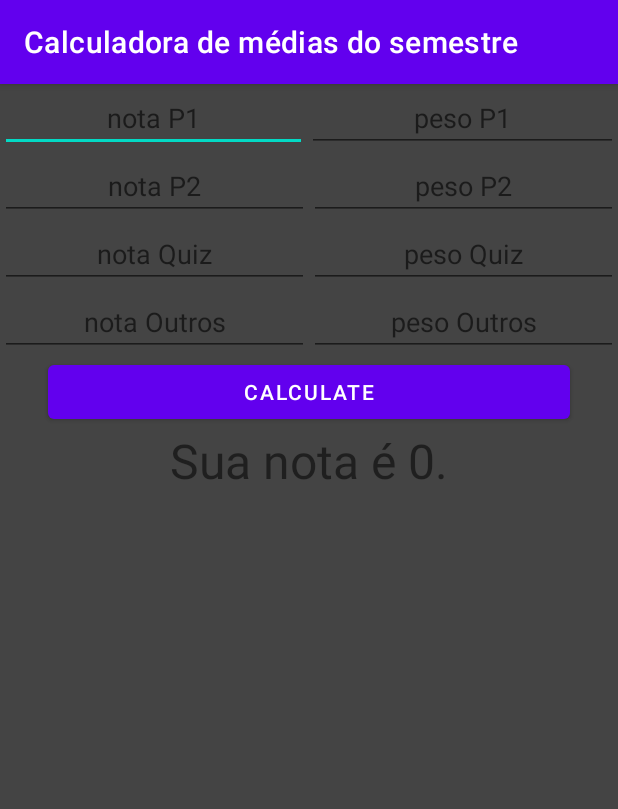
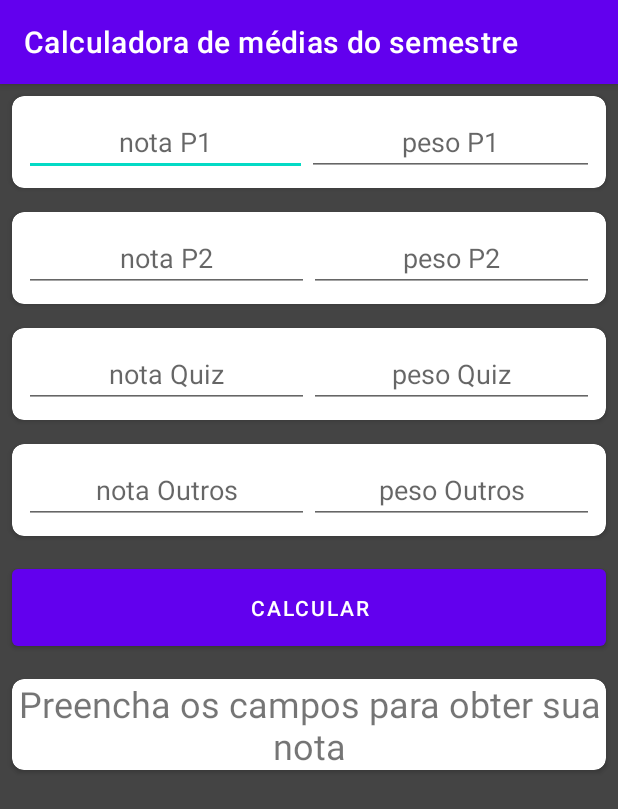
Before and after one commit to NatanDuarte/GradeCalc, an Android app: the screen it shows after launch (MainActivity), on a phone screen of 412 x 824 dp. Shown: the top 809 px of the screen. Run offline under Robolectric (Android 15) with nearby library versions, the phone set to English and light mode, and no system bars.

Commit message:
activity_main layout redesign

```diff
--- a/app/src/main/res/layout/activity_main.xml
+++ b/app/src/main/res/layout/activity_main.xml
@@ -1,16 +1,23 @@
 <?xml version="1.0" encoding="utf-8"?>
 <LinearLayout xmlns:android="http://schemas.android.com/apk/res/android"
+    xmlns:app="http://schemas.android.com/apk/res-auto"
     xmlns:tools="http://schemas.android.com/tools"
     android:layout_width="match_parent"
     android:layout_height="match_parent"
+    android:background="#444444"
     android:orientation="vertical"
-    tools:context=".MainActivity"
-    android:background="#444444">
+    tools:context=".MainActivity">
 
-    <LinearLayout
+    <androidx.cardview.widget.CardView
         android:layout_width="match_parent"
         android:layout_height="wrap_content"
-        android:orientation="horizontal">
+        android:layout_margin="8dp"
+        app:cardCornerRadius="8dp">
+
+        <androidx.appcompat.widget.LinearLayoutCompat
+            android:layout_width="match_parent"
+            android:layout_height="wrap_content"
+            android:padding="8dp">
 
             <EditText
                 android:id="@+id/activity_main_exam_1_grade"
@@ -31,12 +38,19 @@
                 android:importantForAutofill="no"
                 android:inputType="numberDecimal"
                 android:textAlignment="center" />
-    </LinearLayout>
+        </androidx.appcompat.widget.LinearLayoutCompat>
+    </androidx.cardview.widget.CardView>
 
-    <LinearLayout
+    <androidx.cardview.widget.CardView
         android:layout_width="match_parent"
         android:layout_height="wrap_content"
-        android:orientation="horizontal">
+        android:layout_margin="8dp"
+        app:cardCornerRadius="8dp">
+
+        <androidx.appcompat.widget.LinearLayoutCompat
+            android:layout_width="match_parent"
+            android:layout_height="wrap_content"
+            android:padding="8dp">
 
             <EditText
                 android:id="@+id/activity_main_exam_2_grade"
@@ -57,12 +71,20 @@
                 android:importantForAutofill="no"
                 android:inputType="numberDecimal"
                 android:textAlignment="center" />
-    </LinearLayout>
+        </androidx.appcompat.widget.LinearLayoutCompat>
+    </androidx.cardview.widget.CardView>
 
-    <LinearLayout
+    <androidx.cardview.widget.CardView
         android:layout_width="match_parent"
         android:layout_height="wrap_content"
-        android:orientation="horizontal">
+        android:layout_margin="8dp"
+        app:cardCornerRadius="8dp">
+
+        <androidx.appcompat.widget.LinearLayoutCompat
+            android:layout_width="match_parent"
+            android:layout_height="wrap_content"
+            android:orientation="horizontal"
+            android:padding="8dp">
 
             <EditText
                 android:id="@+id/activity_main_quiz_grade"
@@ -83,12 +105,20 @@
                 android:importantForAutofill="no"
                 android:inputType="numberDecimal"
                 android:textAlignment="center" />
-    </LinearLayout>
+        </androidx.appcompat.widget.LinearLayoutCompat>
+    </androidx.cardview.widget.CardView>
 
-    <LinearLayout
+    <androidx.cardview.widget.CardView
         android:layout_width="match_parent"
         android:layout_height="wrap_content"
-        android:orientation="horizontal">
+        android:layout_margin="8dp"
+        app:cardCornerRadius="8dp">
+
+        <androidx.appcompat.widget.LinearLayoutCompat
+            android:layout_width="match_parent"
+            android:layout_height="wrap_content"
+            android:orientation="horizontal"
+            android:padding="8dp">
 
             <EditText
                 android:id="@+id/activity_main_others_grade"
@@ -109,25 +139,33 @@
                 android:importantForAutofill="no"
                 android:inputType="numberDecimal"
                 android:textAlignment="center" />
-    </LinearLayout>
+        </androidx.appcompat.widget.LinearLayoutCompat>
+    </androidx.cardview.widget.CardView>
 
     <Button
         android:id="@+id/activity_main_button_calculate"
         android:layout_width="match_parent"
         android:layout_height="wrap_content"
-        android:layout_marginStart="32dp"
-        android:layout_marginEnd="32dp"
+        android:layout_margin="8dp"
         android:clickable="true"
         android:focusable="true"
+        android:padding="16dp"
+        android:text="calcular" />
+
+    <androidx.cardview.widget.CardView
+        android:layout_width="match_parent"
+        android:layout_height="wrap_content"
+        android:layout_margin="8dp"
         android:padding="8dp"
-        android:text="calculate"/>
+        app:cardCornerRadius="8dp">
 
         <TextView
             android:id="@+id/activity_main_text_result"
             android:layout_width="match_parent"
             android:layout_height="wrap_content"
+            android:text="Preencha os campos para obter sua nota"
             android:textAlignment="center"
-        android:textSize="32sp"
-        android:text="Sua nota é 0."/>
+            android:textSize="24sp" />
+    </androidx.cardview.widget.CardView>
 
 </LinearLayout>
```
Lines whose indentation alone changed are shown as unchanged.
